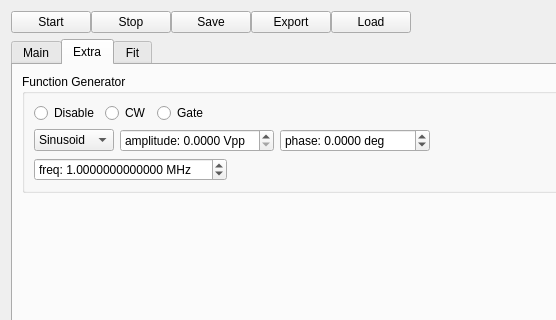
Before: the Qt Designer form mahos/gui/ui/spodmr.ui in ToyotaCRDL/mahos, drawn with Qt 5; both pictures show x 0 to 556 and y 0 to 320 of the 1464 by 755 pixel window.
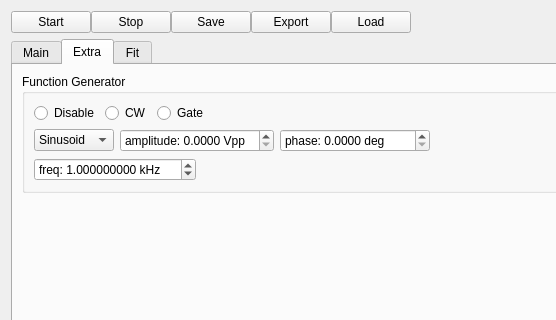
After: the same form once the commit is applied. The open tabs and pages were chosen to show the change. Custom widgets are drawn as their Qt base class.

Commit message: podmr,spodmr: fix FG phase

```diff
--- a/mahos/gui/ui/spodmr.ui
+++ b/mahos/gui/ui/spodmr.ui
@@ -1310,10 +1310,10 @@
                  <number>4</number>
                 </property>
                 <property name="minimum">
-                 <double>-180.000000000000000</double>
+                 <double>0.000000000000000</double>
                 </property>
                 <property name="maximum">
-                 <double>180.000000000000000</double>
+                 <double>360.000000000000000</double>
                 </property>
                 <property name="singleStep">
                  <double>0.100000000000000</double>
@@ -1352,10 +1352,10 @@
                  <string>freq: </string>
                 </property>
                 <property name="suffix">
-                 <string> MHz</string>
+                 <string> kHz</string>
                 </property>
                 <property name="decimals">
-                 <number>13</number>
+                 <number>9</number>
                 </property>
                 <property name="minimum">
                  <double>0.000001000000000</double>
```
Left out of the diff: 6 changed lines with no effect on the pictures. The commit also changes 8 other files.
